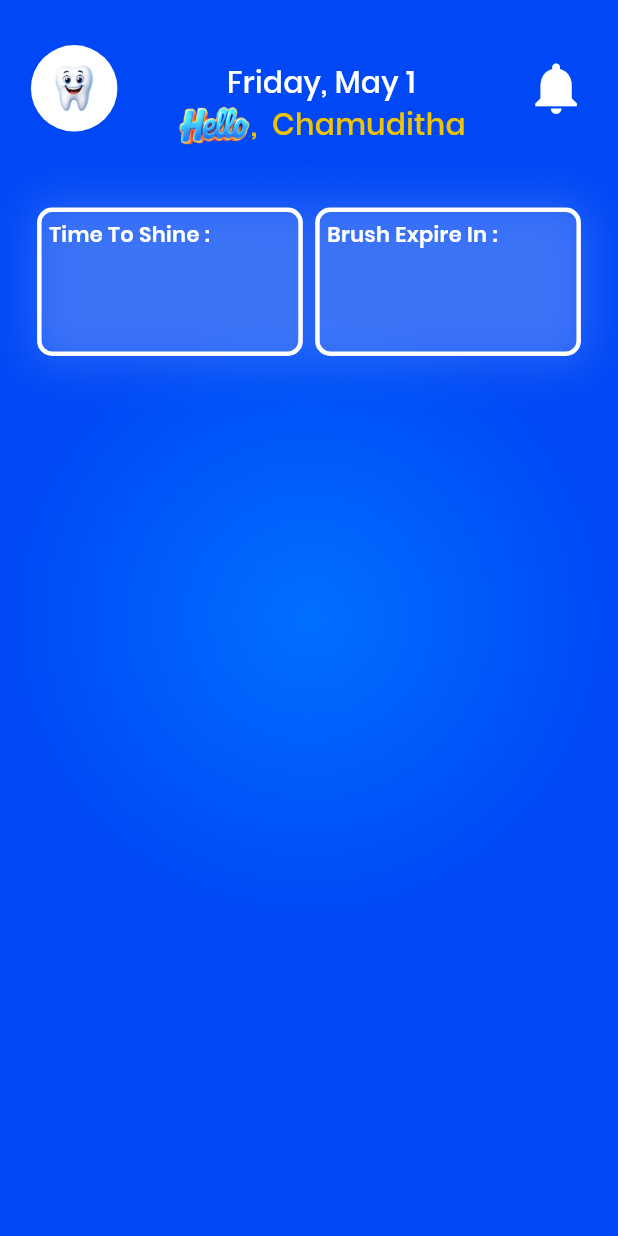
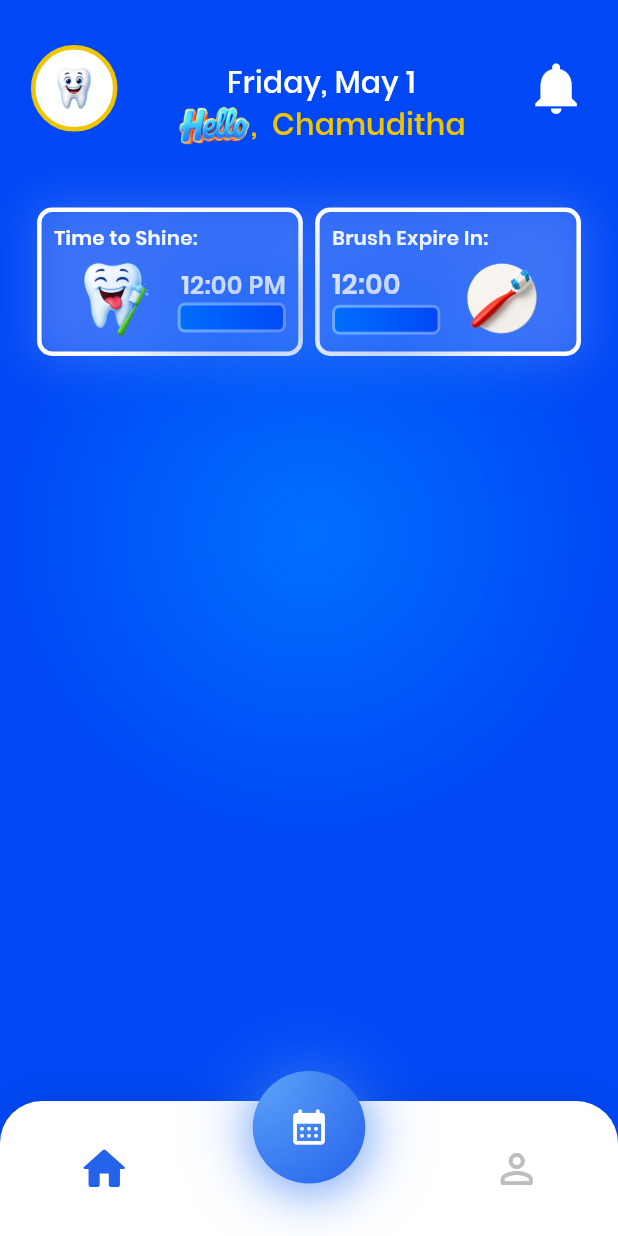
Before and after one commit to chamudithadilanka/smiley_toothy, a Flutter app: the RegisterScreen screen opened directly, after a tap on "Submit", on a phone screen of 412 x 824 dp. Run offline on Flutter 3.47's test engine with Material 3 defaults, Android fonts, the phone set to English and light mode, and no system bars; our stand-ins replace flutter_bloc.

Commit message:
immplemented nav bar with main screen

```diff
--- /dev/null
+++ b/lib/custom_widgets/home_container_box_button.dart
@@ -0,0 +1,22 @@
+import 'package:flutter/material.dart';
+import 'package:smiley_toothy/color_theme/color_theme.dart';
+
+class HomeContainerBoxButton extends StatelessWidget {
+  const HomeContainerBoxButton({super.key});
+
+  @override
+  Widget build(BuildContext context) {
+    return Container(
+      width:75,
+      height: 20,
+      decoration: BoxDecoration(
+        gradient: LinearGradient(colors: [kMainBackgroundBlueNormal,kMainBackgroundBlueDark]),
+        borderRadius: BorderRadius.circular(5),
+        border: Border.all(color: kMainLoadingWhitContainerColor.withOpacity(0.4),width: 2),
+        boxShadow: [
+          BoxShadow(color: kMainBackgroundBlueDark,spreadRadius: 5,blurRadius: 60)
+        ]
+      ),
+    );
+  }
+}
--- a/lib/screens/home_screen/home_screen.dart
+++ b/lib/screens/home_screen/home_screen.dart
@@ -48,6 +48,7 @@ class HomeScreen extends StatelessWidget {
                       decoration: BoxDecoration(
                         color: kMainLoadingWhitContainerColor,
                         borderRadius: BorderRadius.circular(avatarSize / 1),
+                        border: Border.all(color: kMainLoadingIndicatorYellowdark,width: 3)
                       ),
                       child: Image.asset(
                         'assets/image/splash_screen_teeth.png',
--- a/lib/screens/home_screen/widgets/home_screen_container_box.dart
+++ b/lib/screens/home_screen/widgets/home_screen_container_box.dart
@@ -1,5 +1,7 @@
 import 'package:flutter/material.dart';
 import 'package:smiley_toothy/color_theme/color_theme.dart';
+
+import '../../../custom_widgets/home_container_box_button.dart';
 
 class HomeScreenContainerBoxRight extends StatelessWidget {
   const HomeScreenContainerBoxRight({super.key});
@@ -7,8 +9,9 @@ class HomeScreenContainerBoxRight extends StatelessWidget {
   @override
   Widget build(BuildContext context) {
     final size = MediaQuery.of(context).size;
-    final sw = size.width; // screen width
-    final sh = size.height; // screen height
+    final sw = size.width;
+    final sh = size.height;
+
     return Container(
       width: sw * 0.430,
       height: sh * 0.120,
@@ -26,18 +29,49 @@ class HomeScreenContainerBoxRight extends StatelessWidget {
         ],
       ),
       child: Padding(
-        padding: const EdgeInsets.all(5.0),
+        padding: EdgeInsets.all(sw * 0.02),
         child: Column(
+          mainAxisAlignment: MainAxisAlignment.spaceBetween,
+          crossAxisAlignment: CrossAxisAlignment.start,
           children: [
+            // ── Title Row ──────────────────────────────
+            Text(
+              "Brush Expire In:",
+              style: TextStyle(
+                color: kMainLoadingWhitContainerColor,
+                fontWeight: FontWeight.w600,
+                fontSize: sw * 0.032,
+              ),
+            ),
+
+            // ── Time + Image Row ───────────────────────
             Row(
-              mainAxisAlignment: MainAxisAlignment.start,
+              mainAxisAlignment: MainAxisAlignment.spaceBetween,
+              crossAxisAlignment: CrossAxisAlignment.center,
               children: [
-                Text(
-                  "Brush Expire In : ",
-                  style: TextStyle(
-                    color: kMainLoadingWhitContainerColor,
-                    fontWeight: FontWeight.w600,
+                Expanded(
+                  child: Column(
+                    mainAxisAlignment: MainAxisAlignment.start,
+                    crossAxisAlignment: CrossAxisAlignment.start, // optional
+                    children: [
+                      Text(
+                        "12:00",
+                        style: TextStyle(
+                          color: kMainLoadingWhitContainerColor,
+                          fontWeight: FontWeight.w600,
+                          fontSize: sw * 0.045,
+                        ),
+                      ),
+                      HomeContainerBoxButton(),
+
+                    ],
                   ),
+                ),
+                Image.asset(
+                  "assets/image/brush.png",
+                  width: sw * 0.2,
+                  height: sh * 0.064,
+                  fit: BoxFit.contain,
                 ),
               ],
             ),
--- a/lib/screens/home_screen/widgets/home_screen_container_box_left.dart
+++ b/lib/screens/home_screen/widgets/home_screen_container_box_left.dart
@@ -1,5 +1,6 @@
 import 'package:flutter/material.dart';
 import 'package:smiley_toothy/color_theme/color_theme.dart';
+import '../../../custom_widgets/home_container_box_button.dart';
 
 class HomeScreenContainerBoxLeft extends StatelessWidget {
   const HomeScreenContainerBoxLeft({super.key});
@@ -7,8 +8,9 @@ class HomeScreenContainerBoxLeft extends StatelessWidget {
   @override
   Widget build(BuildContext context) {
     final size = MediaQuery.of(context).size;
-    final sw = size.width; // screen width
-    final sh = size.height; // screen height
+    final sw = size.width;
+    final sh = size.height;
+
     return Container(
       width: sw * 0.430,
       height: sh * 0.120,
@@ -26,21 +28,52 @@ class HomeScreenContainerBoxLeft extends StatelessWidget {
         ],
       ),
       child: Padding(
-        padding: const EdgeInsets.all(5.0),
+        padding: EdgeInsets.all(sw * 0.02),
         child: Column(
+          mainAxisAlignment: MainAxisAlignment.spaceBetween,
+          crossAxisAlignment: CrossAxisAlignment.start,
           children: [
+            // ── Title Row ──────────────────────────────
+            Text(
+              "Time to Shine:",
+              style: TextStyle(
+                color: kMainLoadingWhitContainerColor,
+                fontWeight: FontWeight.w600,
+                fontSize: sw * 0.032,
+              ),
+            ),
+
+            // ── Time + Image Row ───────────────────────
             Row(
-              mainAxisAlignment: MainAxisAlignment.start,
+              mainAxisAlignment: MainAxisAlignment.spaceBetween,
+              crossAxisAlignment: CrossAxisAlignment.center,
               children: [
-                Text(
-                  "Time To Shine : ",
-                  style: TextStyle(
-                    color: kMainLoadingWhitContainerColor,
-                    fontWeight: FontWeight.w600,
+                Image.asset(
+                  "assets/image/smile_teeth_with_brush.png",
+                  width: sw * 0.2,
+                  height: sh * 0.064,
+                  fit: BoxFit.contain,
+                ),
+                Expanded(
+                  child: Column(
+                    crossAxisAlignment: CrossAxisAlignment.end, // optional
+                    children: [
+                      Text(
+                        "12:00 PM",
+                        style: TextStyle(
+                          color: kMainLoadingWhitContainerColor,
+                          fontWeight: FontWeight.w600,
+                          fontSize: sw * 0.04,
+                        ),
+                      ),
+                      HomeContainerBoxButton(),
+                    ],
                   ),
                 ),
+
               ],
             ),
+
           ],
         ),
       ),
--- /dev/null
+++ b/lib/screens/nav_bar_with_main_screen/main_screen.dart
@@ -0,0 +1,39 @@
+import 'package:flutter/material.dart';
+import 'package:smiley_toothy/screens/home_screen/home_screen.dart';
+import 'package:smiley_toothy/screens/nav_bar_with_main_screen/widgets/custom_bottum_nav_bar.dart';
+
+
+class MainScreenWithNavBar extends StatefulWidget {
+  const MainScreenWithNavBar({super.key});
+
+  @override
+  State<MainScreenWithNavBar> createState() => _MainScreenWithNavBarState();
+}
+
+class _MainScreenWithNavBarState extends State<MainScreenWithNavBar> {
+  int _selectedIndex = 0;
+
+  final List<Widget> _pages = const [
+    HomeScreen(),
+    HomeScreen(),
+    HomeScreen(),
+  ];
+
+  void _onItemTapped(int index) {
+    setState(() {
+      _selectedIndex = index;
+    });
+  }
+
+  @override
+  Widget build(BuildContext context) {
+    return Scaffold(
+      backgroundColor: Colors.white,
+      body: _pages[_selectedIndex],
+      bottomNavigationBar: CustomBottomNavBar(
+        selectedIndex: _selectedIndex,
+        onItemTapped: _onItemTapped,
+      ),
+    );
+  }
+}
--- /dev/null
+++ b/lib/screens/nav_bar_with_main_screen/widgets/custom_bottum_nav_bar.dart
@@ -0,0 +1,125 @@
+import 'package:flutter/material.dart';
+import 'package:smiley_toothy/screens/nav_bar_with_main_screen/widgets/nav_item.dart';
+
+import '../../../color_theme/color_theme.dart';
+
+class CustomBottomNavBar extends StatelessWidget {
+  final int selectedIndex;
+  final ValueChanged<int> onItemTapped;
+
+  const CustomBottomNavBar({
+    super.key,
+    required this.selectedIndex,
+    required this.onItemTapped,
+  });
+
+  static const _primaryBlue = Color(0xFF2563EB);
+  static const _lightBlue = Color(0xFF60A5FA);
+  static const _navBarHeight = 90.0;
+  static const _floatingBtnSize = 75.0;
+  static const _overlapAmount = 20.0;
+
+  // ✅ Change this to any color you want for the gap background
+  static  final Color  _backgroundColor = kMainBackgroundBlueDark;
+
+  @override
+  Widget build(BuildContext context) {
+    return ColoredBox(
+      color: _backgroundColor, // ← background fills the full SizedBox area
+      child: SizedBox(
+        height: _navBarHeight + _overlapAmount,
+        child: Stack(
+          clipBehavior: Clip.none,
+          children: [
+            // ── White bar at the bottom ──
+            Positioned(
+              bottom: 0,
+              left: 0,
+              right: 0,
+              height: _navBarHeight,
+              child: Container(
+                decoration: const BoxDecoration(
+                  color: Colors.white,
+                  borderRadius: BorderRadius.only(
+                    topLeft: Radius.circular(28),
+                    topRight: Radius.circular(28),
+                  ),
+                  boxShadow: [
+                    BoxShadow(
+                      color: Color(0x14000000),
+                      blurRadius: 20,
+                      offset: Offset(0, -4),
+                    ),
+                  ],
+                ),
+                child: Row(
+                  mainAxisAlignment: MainAxisAlignment.spaceAround,
+                  children: [
+                    NavItem(
+                      icon: Icons.home_rounded,
+                      index: 0,
+                      selectedIndex: selectedIndex,
+                      onTap: onItemTapped,
+                      primaryColor: _primaryBlue,
+                    ),
+                    const SizedBox(width: _floatingBtnSize + 16),
+                    NavItem(
+                      icon: Icons.person_outline_rounded,
+                      index: 2,
+                      selectedIndex: selectedIndex,
+                      onTap: onItemTapped,
+                      primaryColor: _primaryBlue,
+                    ),
+                  ],
+                ),
+              ),
+            ),
+
+            // ── Floating center button ──
+            Positioned(
+              top: 0,
+              left: 0,
+              right: 0,
+              child: Center(
+                child: GestureDetector(
+                  onTap: () => onItemTapped(1),
+                  child: AnimatedContainer(
+                    duration: const Duration(milliseconds: 200),
+                    width: _floatingBtnSize,
+                    height: _floatingBtnSize,
+                    decoration: BoxDecoration(
+                      shape: BoxShape.circle,
+                      gradient: const RadialGradient(
+                        colors: [_lightBlue, _primaryBlue],
+                        center: Alignment.topLeft,
+                        radius: 1.4,
+                      ),
+                      boxShadow: [
+                        BoxShadow(
+                          color: _primaryBlue.withValues(alpha: 0.4),
+                          blurRadius: 20,
+                          spreadRadius: 4,
+                          offset: const Offset(0, 4),
+                        ),
+                        BoxShadow(
+                          color: _lightBlue.withValues(alpha: 0.3),
+                          blurRadius: 40,
+                          spreadRadius: 10,
+                        ),
+                      ],
+                    ),
+                    child: Icon(
+                      Icons.calendar_month_rounded,
+                      color: Colors.white,
+                      size: selectedIndex == 1 ? 32 : 28,
+                    ),
+                  ),
+                ),
+              ),
+            ),
+          ],
+        ),
+      ),
+    );
+  }
+}
--- /dev/null
+++ b/lib/screens/nav_bar_with_main_screen/widgets/nav_item.dart
@@ -0,0 +1,36 @@
+import 'package:flutter/material.dart';
+
+class NavItem extends StatelessWidget {
+  final IconData icon;
+  final int index;
+  final int selectedIndex;
+  final ValueChanged<int> onTap;
+  final Color primaryColor;
+
+  const NavItem({super.key,
+    required this.icon,
+    required this.index,
+    required this.selectedIndex,
+    required this.onTap,
+    required this.primaryColor,
+  });
+
+  @override
+  Widget build(BuildContext context) {
+    final isSelected = selectedIndex == index;
+
+    return GestureDetector(
+      onTap: () => onTap(index),
+      behavior: HitTestBehavior.opaque,
+      child: AnimatedContainer(
+        duration: const Duration(milliseconds: 200),
+        padding: const EdgeInsets.symmetric(horizontal: 28, vertical: 14),
+        child: Icon(
+          icon,
+          color: isSelected ? primaryColor : const Color(0xFFBDBDBD),
+          size: isSelected ? 36 : 32,
+        ),
+      ),
+    );
+  }
+}
--- a/lib/screens/register_screen/register_screen.dart
+++ b/lib/screens/register_screen/register_screen.dart
@@ -1,6 +1,6 @@
 import 'package:flutter/material.dart';
 import 'package:smiley_toothy/color_theme/color_theme.dart';
-import 'package:smiley_toothy/screens/home_screen/home_screen.dart';
+import 'package:smiley_toothy/screens/nav_bar_with_main_screen/main_screen.dart';
 import 'package:smiley_toothy/screens/register_screen/widget/custom_button.dart';
 import 'package:smiley_toothy/screens/register_screen/widget/custom_text_filed.dart';
 
@@ -90,7 +90,6 @@ class _RegisterScreenState extends State<RegisterScreen> {
                         color: kMainLoadingIndicatorYellowdark,
                       ),
                     ),
-
                     Expanded(
                       child: SizedBox(
                         width: screenWidth * 0.0,
@@ -104,7 +103,6 @@ class _RegisterScreenState extends State<RegisterScreen> {
                     ),
                   ],
                 ),
-
                 SizedBox(height: screenHeight * 0.02),
                 Row(
                   mainAxisAlignment: MainAxisAlignment.spaceAround,
@@ -122,10 +120,8 @@ class _RegisterScreenState extends State<RegisterScreen> {
                     Expanded(
                       child: SizedBox(
                         width: screenWidth * 0.04,
-
                         child: DropdownButtonFormField<String>(
                           value: selectGender,
-
                           hint: Text(
                             "Select",
                             style: TextStyle(color: Colors.white),
@@ -133,7 +129,7 @@ class _RegisterScreenState extends State<RegisterScreen> {
                           style: TextStyle(
                             color: kMainLoadingWhitContainerColor.withValues(
                               alpha: 0.6,
-                            ), // Selected text color
+                            ),
                             fontSize: 18,
                           ),
                           padding: EdgeInsets.symmetric(horizontal: 10),
@@ -142,8 +138,6 @@ class _RegisterScreenState extends State<RegisterScreen> {
                               horizontal: 12,
                               vertical: 15,
                             ),
-
-                            // Normal border
                             enabledBorder: OutlineInputBorder(
                               borderSide: BorderSide(
                                 color: kMainLoadingIndicatorYellowdark,
@@ -159,10 +153,8 @@ class _RegisterScreenState extends State<RegisterScreen> {
                               borderRadius: BorderRadius.circular(30),
                             ),
                           ),
-                          dropdownColor:
-                              Colors.white, // Dropdown background color
-                          items:
-                              ["Male", "Female"].map((item) {
+                          dropdownColor: Colors.white,
+                          items: ["Male", "Female"].map((item) {
                             return DropdownMenuItem(
                               value: item,
                               child: Text(
@@ -170,7 +162,7 @@ class _RegisterScreenState extends State<RegisterScreen> {
                                 style: TextStyle(
                                   color: kMainLoadingIndicatorYellowdark,
                                   fontWeight: FontWeight.w700,
-                                    ), // Dropdown item text color
+                                ),
                               ),
                             );
                           }).toList(),
@@ -186,44 +178,20 @@ class _RegisterScreenState extends State<RegisterScreen> {
                   ],
                 ),
                 SizedBox(height: screenHeight * 0.11),
-
                 CustomButtonRegister(
                   onPress: () {
-                    Navigator.push(
+                    Navigator.pushReplacement( // ✅ pushReplacement so back button won't return to register
                       context,
-                      MaterialPageRoute(builder: (context) => HomeScreen()),
+                      MaterialPageRoute(
+                        builder: (context) => const MainScreenWithNavBar(),
+                      ),
                     );
                   },
                 ),
-                //time day and night
               ],
             ),
           ),
         ),
-
-        // Positioned(
-        //   bottom: screenHeight * 0.61,
-        //   right: screenWidth * 0.31,
-        //   child: Container(
-        //     padding: EdgeInsets.all(8),
-        //     decoration: BoxDecoration(
-        //       color: kMainLoadingWhitContainerColor,
-        //       shape: BoxShape.circle,
-        //       boxShadow: [
-        //         BoxShadow(
-        //           color: Colors.black26,
-        //           blurRadius: 4,
-        //           offset: Offset(2, 2),
-        //         ),
-        //       ],
-        //     ),
-        //     child: Icon(
-        //       Icons.camera_alt,
-        //       color: kMainLoadingIndicatorYellowdark,
-        //       size: 24,
-        //     ),
-        //   ),
-        // ),
       ),
     );
   }
```
Also changed, not shown: assets/image/brush.png (added), assets/image/smile_teeth_with_brush.png (added), lib/screens/main_screen.dart (deleted). Lines whose indentation alone changed are shown as unchanged.
